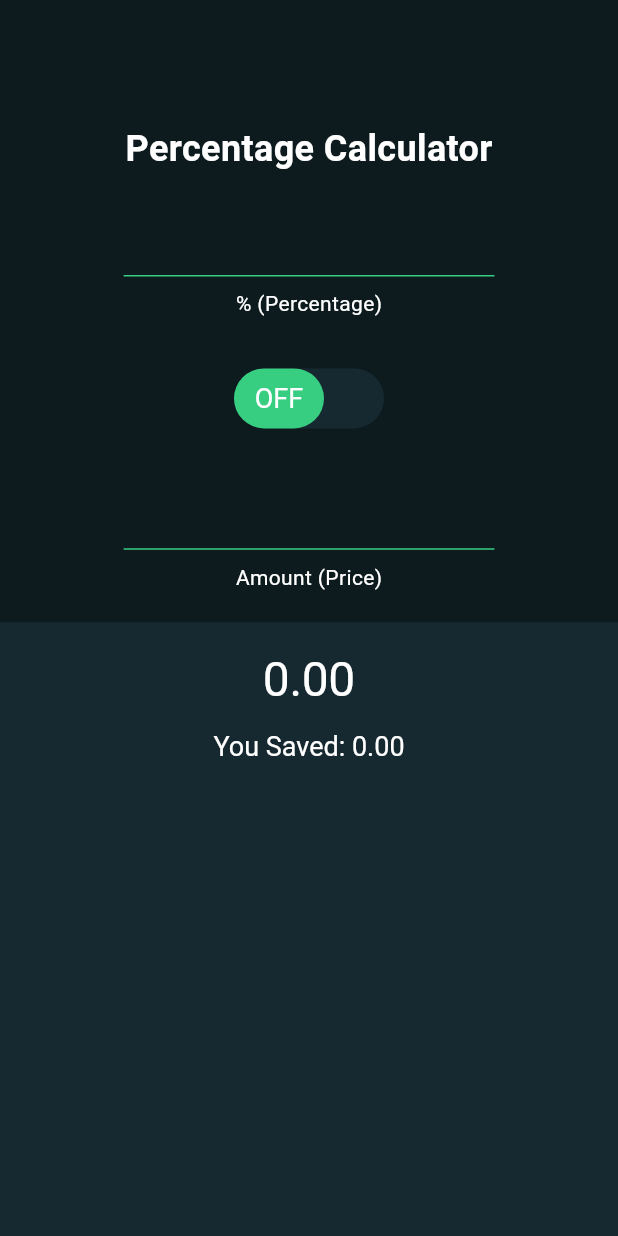
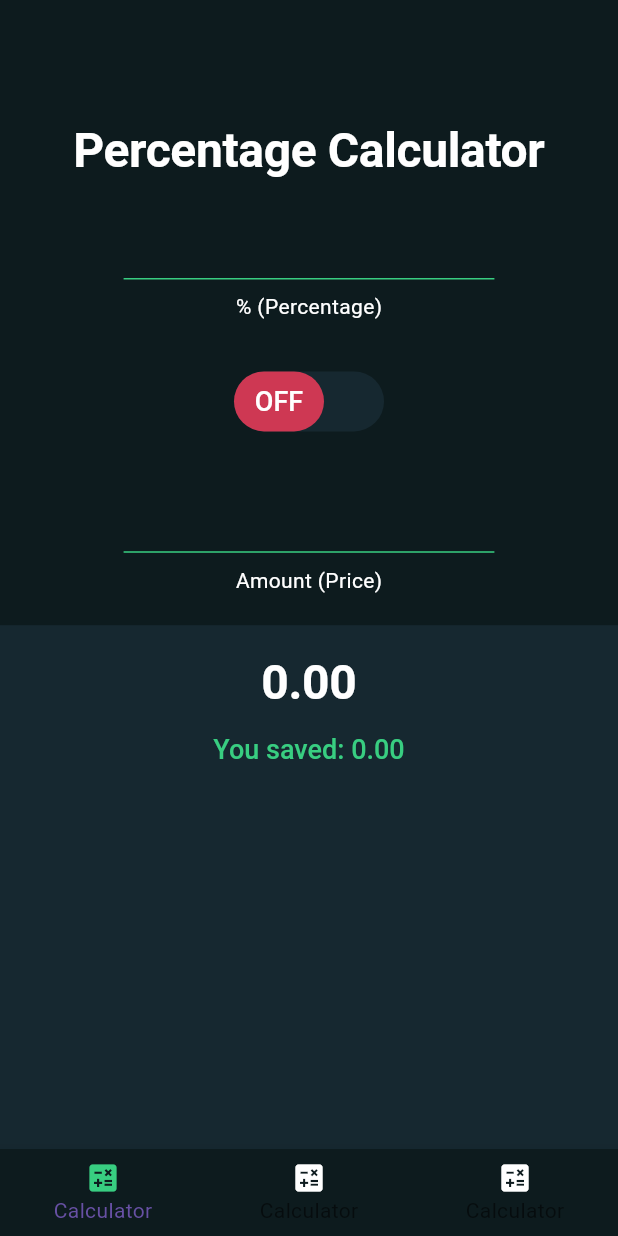
Before and after one commit to kei-2k3/tools-for-you, a Flutter app: the screen it shows after launch, on a phone screen of 412 x 824 dp. Run offline on Flutter 3.47's test engine with Material 3 defaults, Android fonts, the phone set to English and light mode, and no system bars; our stand-ins replace flutter_riverpod, gap, responsive_framework, riverpod_annotation; generated files the repository leaves out were written again.

Commit message:
Modified: percentage calculator.

```diff
--- /dev/null
+++ b/lib/core/constant/app_string.dart
@@ -0,0 +1,4 @@
+/// Percentage Calculator
+const String percentageCalculator = 'Percentage Calculator';
+const String percentage = '% (Percentage)';
+const String amount = 'Amount (Price)';
--- a/lib/core/theme/app_color.dart
+++ b/lib/core/theme/app_color.dart
@@ -4,6 +4,7 @@ class AppColor {
   static Color kDarkBG = Color(0xff0D1B1E);
   static Color kLessDarkBG = Color(0xff162830);
   static Color kPrimary = Color(0xff38ce81);
+  static Color kOpposite = Color(0xffce3853);
   static Color kWhite = Colors.white;
   static Color kTransparent = Colors.transparent;
 }
--- a/lib/core/theme/app_theme.dart
+++ b/lib/core/theme/app_theme.dart
@@ -4,14 +4,33 @@ import 'package:tools_for_you/core/theme/app_color.dart';
 ThemeData get appTheme {
   return ThemeData(
     scaffoldBackgroundColor: AppColor.kDarkBG,
+    bottomNavigationBarTheme: BottomNavigationBarThemeData(
+      backgroundColor: AppColor.kDarkBG,
+      selectedIconTheme: IconThemeData(
+        color: AppColor.kPrimary,
+      ),
+      selectedLabelStyle: TextStyle(
+        color: AppColor.kOpposite,
+        fontSize: 14,
+      ),
+      unselectedIconTheme: IconThemeData(
+        color: AppColor.kWhite,
+      ),
+      unselectedLabelStyle: TextStyle(
+        color: AppColor.kWhite,
+        fontSize: 14,
+      ),
+    ),
     textTheme: TextTheme(
       displayLarge: TextStyle(
         color: AppColor.kWhite,
         fontSize: 32,
+        fontWeight: FontWeight.w700,
       ),
       displayMedium: TextStyle(
         color: AppColor.kWhite,
         fontSize: 18,
+        fontWeight: FontWeight.w500,
       ),
       bodyMedium: TextStyle(
         color: AppColor.kWhite,
--- a/lib/core/widgets/toggle_button/toggle_button.dart
+++ b/lib/core/widgets/toggle_button/toggle_button.dart
@@ -31,7 +31,7 @@ class KToggleButton extends ConsumerWidget {
             height: 40,
             decoration: BoxDecoration(
               borderRadius: BorderRadius.circular(50),
-              color: AppColor.kPrimary,
+              color: isOn ? AppColor.kPrimary : AppColor.kOpposite,
             ),
             child: Center(
                 child: Text(
--- a/lib/feature/home/presentation/ui/home_view.dart
+++ b/lib/feature/home/presentation/ui/home_view.dart
@@ -1,99 +1,45 @@
 import 'package:flutter/material.dart';
-import 'package:flutter_riverpod/flutter_riverpod.dart';
-import 'package:gap/gap.dart';
-import 'package:tools_for_you/core/theme/app_color.dart';
-import 'package:tools_for_you/core/utils/extensions/context_extension.dart';
-import 'package:tools_for_you/core/widgets/textfield/k_textfield.dart';
-import 'package:tools_for_you/core/widgets/toggle_button/toggle_button.dart';
-import 'package:tools_for_you/feature/home/presentation/provider/discount_provider.dart';
+import 'package:tools_for_you/feature/percentage_calculator/presentation/ui/percentage_calculator_view.dart';
 
-class HomeView extends ConsumerStatefulWidget {
+class HomeView extends StatefulWidget {
   const HomeView({super.key});
 
   @override
-  ConsumerState<HomeView> createState() => _HomeViewState();
+  State<HomeView> createState() => _HomeViewState();
 }
 
-class _HomeViewState extends ConsumerState<HomeView> {
-  final TextEditingController _priceController = TextEditingController();
-  final TextEditingController _percentController = TextEditingController();
+class _HomeViewState extends State<HomeView> {
+  int _selectedIndex = 0;
 
-  void _onInputChanged() {
-    final price = double.tryParse(_priceController.text) ?? 0.0;
-    final percent = double.tryParse(_percentController.text) ?? 0.0;
+  final List<Widget> widgetOptions = const [
+    PercentageCalculatorView(),
+    PercentageCalculatorView(),
+    PercentageCalculatorView(),
+  ];
 
-    ref.read(discountCalculatorProvider.notifier).calculate(price, percent);
-  }
-
-  @override
-  void initState() {
-    super.initState();
-    _priceController.addListener(_onInputChanged);
-    _percentController.addListener(_onInputChanged);
-  }
-
-  @override
-  void dispose() {
-    _priceController.dispose();
-    _percentController.dispose();
-    super.dispose();
+  void _onWidgetTapped(int index) {
+    setState(() {
+      _selectedIndex = index;
+    });
   }
 
   @override
   Widget build(BuildContext context) {
-    final result = ref.watch(discountCalculatorProvider);
     return Scaffold(
-      body: SingleChildScrollView(
-        child: SizedBox(
-          width: context.screenWidth,
-          height: context.screenHeight,
-          child: Column(
-            crossAxisAlignment: CrossAxisAlignment.center,
-            children: [
-              Gap(context.screenHeight * 0.1),
-              const Text(
-                'Percentage Calculator',
-                style: TextStyle(fontSize: 24, fontWeight: FontWeight.bold),
-              ),
-              Padding(
-                padding: EdgeInsets.symmetric(
-                    horizontal: context.screenWidth * 0.2, vertical: 20),
-                child: Column(
-                  crossAxisAlignment: CrossAxisAlignment.center,
-                  spacing: context.screenHeight * 0.01,
-                  children: [
-                    KTextfield(
-                      controller: _percentController,
-                    ),
-                    Text('% (Percentage)'),
-                    Gap(context.screenHeight * 0.02),
-                    KToggleButton(),
-                    Gap(context.screenHeight * 0.02),
-                    KTextfield(
-                      controller: _priceController,
-                    ),
-                    Text('Amount (Price)')
-                  ],
-                ),
-              ),
-              Expanded(
-                  child: Container(
-                      width: context.screenWidth,
-                      color: AppColor.kLessDarkBG,
-                      padding: EdgeInsets.only(top: 20),
-                      child: Column(
-                        spacing: context.screenHeight * 0.02,
-                        children: [
-                          Text(result.finalPrice.toStringAsFixed(2),
-                              style: Theme.of(context).textTheme.displayLarge),
-                          Text(
-                              'You Saved: ${result.savedPrice.toStringAsFixed(2)}',
-                              style: Theme.of(context).textTheme.displayMedium),
-                        ],
-                      )))
-            ],
+      body: widgetOptions.elementAt(_selectedIndex),
+      bottomNavigationBar: BottomNavigationBar(
+        items: const <BottomNavigationBarItem>[
+          BottomNavigationBarItem(
+            icon: Icon(Icons.calculate),
+            label: 'Calculator',
           ),
-        ),
+          BottomNavigationBarItem(
+              icon: Icon(Icons.calculate), label: 'Calculator'),
+          BottomNavigationBarItem(
+              icon: Icon(Icons.calculate), label: 'Calculator'),
+        ],
+        currentIndex: _selectedIndex,
+        onTap: _onWidgetTapped,
       ),
     );
   }
--- a/lib/feature/home/presentation/provider/discount_provider.dart
+++ b/lib/feature/percentage_calculator/presentation/provider/discount_provider.dart
@@ -1,5 +1,5 @@
 import 'package:riverpod_annotation/riverpod_annotation.dart';
-import 'package:tools_for_you/feature/home/data/model/discount_result_model.dart';
+import 'package:tools_for_you/feature/percentage_calculator/data/model/discount_result_model.dart';
 
 part 'discount_provider.g.dart';
 
--- /dev/null
+++ b/lib/feature/percentage_calculator/presentation/ui/percentage_calculator_view.dart
@@ -0,0 +1,126 @@
+import 'package:flutter/material.dart';
+import 'package:flutter_riverpod/flutter_riverpod.dart';
+import 'package:gap/gap.dart';
+import 'package:tools_for_you/core/constant/app_string.dart';
+import 'package:tools_for_you/core/theme/app_color.dart';
+import 'package:tools_for_you/core/utils/extensions/context_extension.dart';
+import 'package:tools_for_you/core/widgets/textfield/k_textfield.dart';
+import 'package:tools_for_you/core/widgets/toggle_button/toggle_button.dart';
+import 'package:tools_for_you/feature/percentage_calculator/data/model/discount_result_model.dart';
+import 'package:tools_for_you/feature/percentage_calculator/presentation/provider/discount_provider.dart';
+
+class PercentageCalculatorView extends ConsumerStatefulWidget {
+  const PercentageCalculatorView({super.key});
+
+  @override
+  ConsumerState<PercentageCalculatorView> createState() =>
+      _PercentageCalculatorViewState();
+}
+
+class _PercentageCalculatorViewState
+    extends ConsumerState<PercentageCalculatorView> {
+  final TextEditingController _priceController = TextEditingController();
+  final TextEditingController _percentController = TextEditingController();
+
+  void _onInputChanged() {
+    final price = double.tryParse(_priceController.text) ?? 0.0;
+    final percent = double.tryParse(_percentController.text) ?? 0.0;
+
+    ref.read(discountCalculatorProvider.notifier).calculate(price, percent);
+  }
+
+  @override
+  void initState() {
+    super.initState();
+    _priceController.addListener(_onInputChanged);
+    _percentController.addListener(_onInputChanged);
+  }
+
+  @override
+  void dispose() {
+    _priceController.dispose();
+    _percentController.dispose();
+    super.dispose();
+  }
+
+  @override
+  Widget build(BuildContext context) {
+    final result = ref.watch(discountCalculatorProvider);
+    return SingleChildScrollView(
+      child: SizedBox(
+        width: context.screenWidth,
+        height: context.screenHeight,
+        child: Column(
+          crossAxisAlignment: CrossAxisAlignment.center,
+          children: [
+            Gap(context.screenHeight * 0.1),
+            _buildHeader(),
+            _buildCalculatingSession(context),
+            _buildResultSession(context, result)
+          ],
+        ),
+      ),
+    );
+  }
+
+  Padding _buildCalculatingSession(BuildContext context) {
+    return Padding(
+      padding: EdgeInsets.symmetric(
+          horizontal: context.screenWidth * 0.2, vertical: 20),
+      child: Column(
+        crossAxisAlignment: CrossAxisAlignment.center,
+        spacing: context.screenHeight * 0.01,
+        children: [
+          KTextfield(
+            controller: _percentController,
+          ),
+          const Text(percentage),
+          Gap(context.screenHeight * 0.02),
+          const KToggleButton(),
+          Gap(context.screenHeight * 0.02),
+          KTextfield(
+            controller: _priceController,
+          ),
+          const Text(amount)
+        ],
+      ),
+    );
+  }
+
+  Expanded _buildResultSession(
+      BuildContext context, DiscountResultModel result) {
+    return Expanded(
+      child: Container(
+        width: context.screenWidth,
+        color: AppColor.kLessDarkBG,
+        padding: EdgeInsets.only(top: 20),
+        child: Column(
+          spacing: context.screenHeight * 0.02,
+          children: [
+            Text(result.finalPrice.toStringAsFixed(2),
+                style: Theme.of(context).textTheme.displayLarge),
+            RichText(
+              text: TextSpan(
+                text: 'You saved: ',
+                style: Theme.of(context)
+                    .textTheme
+                    .displayMedium
+                    ?.copyWith(color: AppColor.kPrimary),
+                children: [
+                  TextSpan(text: result.savedPrice.toStringAsFixed(2)),
+                ],
+              ),
+            )
+          ],
+        ),
+      ),
+    );
+  }
+
+  Text _buildHeader() {
+    return Text(
+      percentageCalculator,
+      style: Theme.of(context).textTheme.displayLarge,
+    );
+  }
+}
--- /dev/null
+++ b/lib/feature/percentage_calculator/presentation/ui/ui.dart
@@ -0,0 +1 @@
+export 'percentage_calculator_view.dart';
--- a/lib/main.dart
+++ b/lib/main.dart
@@ -3,6 +3,7 @@ import 'package:flutter_riverpod/flutter_riverpod.dart';
 import 'package:responsive_framework/responsive_framework.dart';
 import 'package:tools_for_you/core/theme/app_theme.dart';
 import 'package:tools_for_you/feature/home/presentation/ui/home_view.dart';
+import 'package:tools_for_you/feature/percentage_calculator/presentation/ui/percentage_calculator_view.dart';
 
 void main() {
   runApp(const ProviderScope(child: MyApp()));
```
Also changed, not shown: lib/feature/percentage_calculator/data/model/discount_result_model.dart (renamed from lib/feature/home/data/model/discount_result_model.dart), lib/feature/percentage_calculator/presentation/provider/discount_provider.g.dart (renamed from lib/feature/home/presentation/provider/discount_provider.g.dart), 1 other file.
